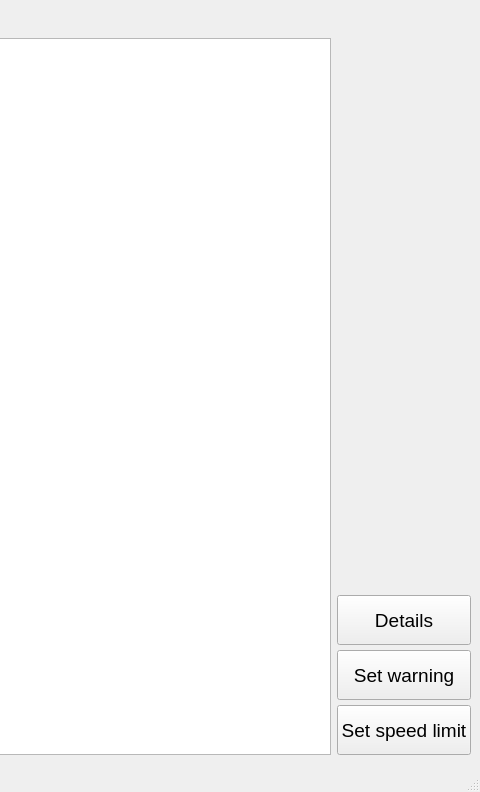
This is TrafficSignCode/AdminApp/GUI/MainWindow/MainWindow.ui in IliyanAntov/TrafficSign as Qt 5 draws it before an edit; both pictures show x 437 to 917 and y 0 to 792 of the 917 by 792 pixel window. The edited form follows.
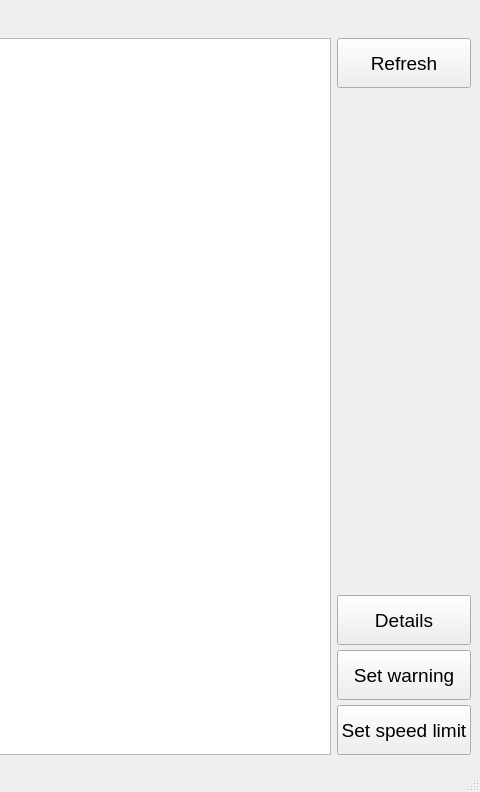
This is the edited form.

Commit message: Device list refresh

```diff
--- a/TrafficSignCode/AdminApp/GUI/MainWindow/MainWindow.ui
+++ b/TrafficSignCode/AdminApp/GUI/MainWindow/MainWindow.ui
@@ -67,7 +67,7 @@
      </widget>
     </item>
     <item row="6" column="1" colspan="2">
-     <layout class="QVBoxLayout" name="verticalLayout" stretch="0,0,0,0">
+     <layout class="QVBoxLayout" name="verticalLayout" stretch="0,0,0,0,0">
       <property name="spacing">
        <number>5</number>
       </property>
@@ -83,6 +83,25 @@
       <property name="rightMargin">
        <number>0</number>
       </property>
+      <item>
+       <widget class="QPushButton" name="RefreshButton">
+        <property name="sizePolicy">
+         <sizepolicy hsizetype="Expanding" vsizetype="Fixed">
+          <horstretch>0</horstretch>
+          <verstretch>0</verstretch>
+         </sizepolicy>
+        </property>
+        <property name="minimumSize">
+         <size>
+          <width>0</width>
+          <height>50</height>
+         </size>
+        </property>
+        <property name="text">
+         <string>Refresh</string>
+        </property>
+       </widget>
+      </item>
       <item>
        <spacer name="verticalSpacer">
         <property name="orientation">
```
Left out of the diff: 74 changed lines with no effect on the pictures. The commit also changes 11 other files.
